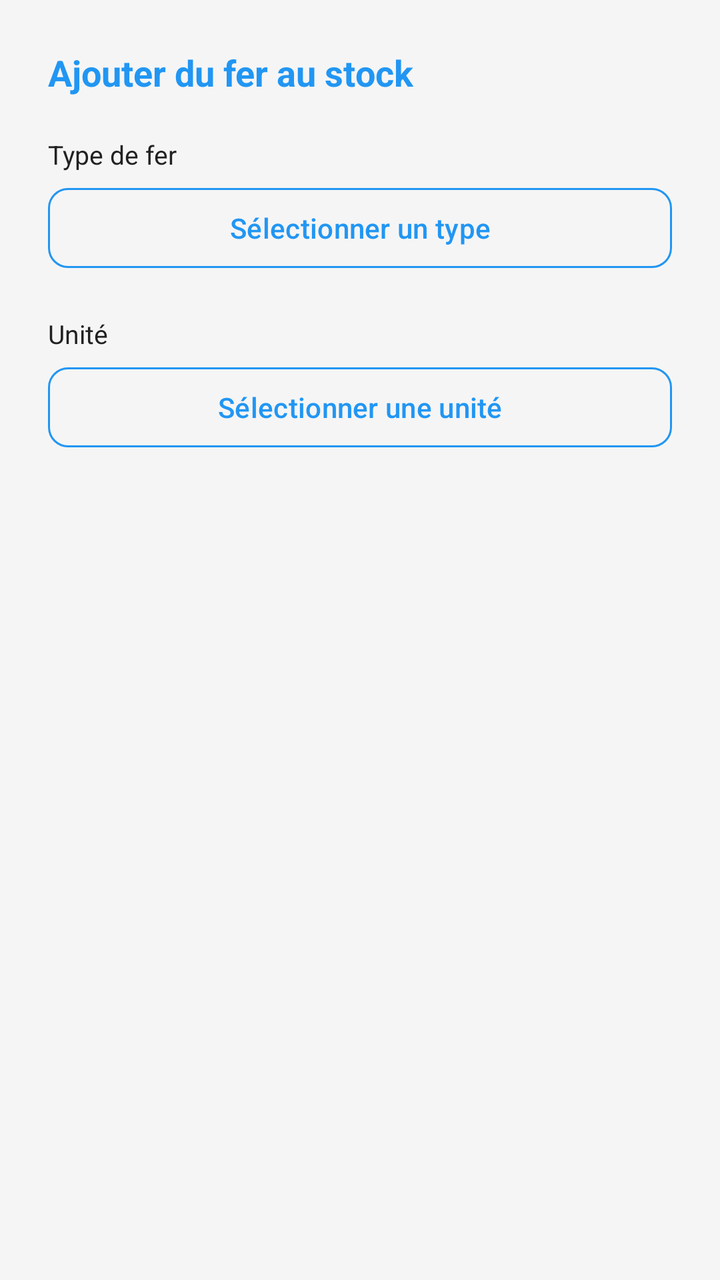
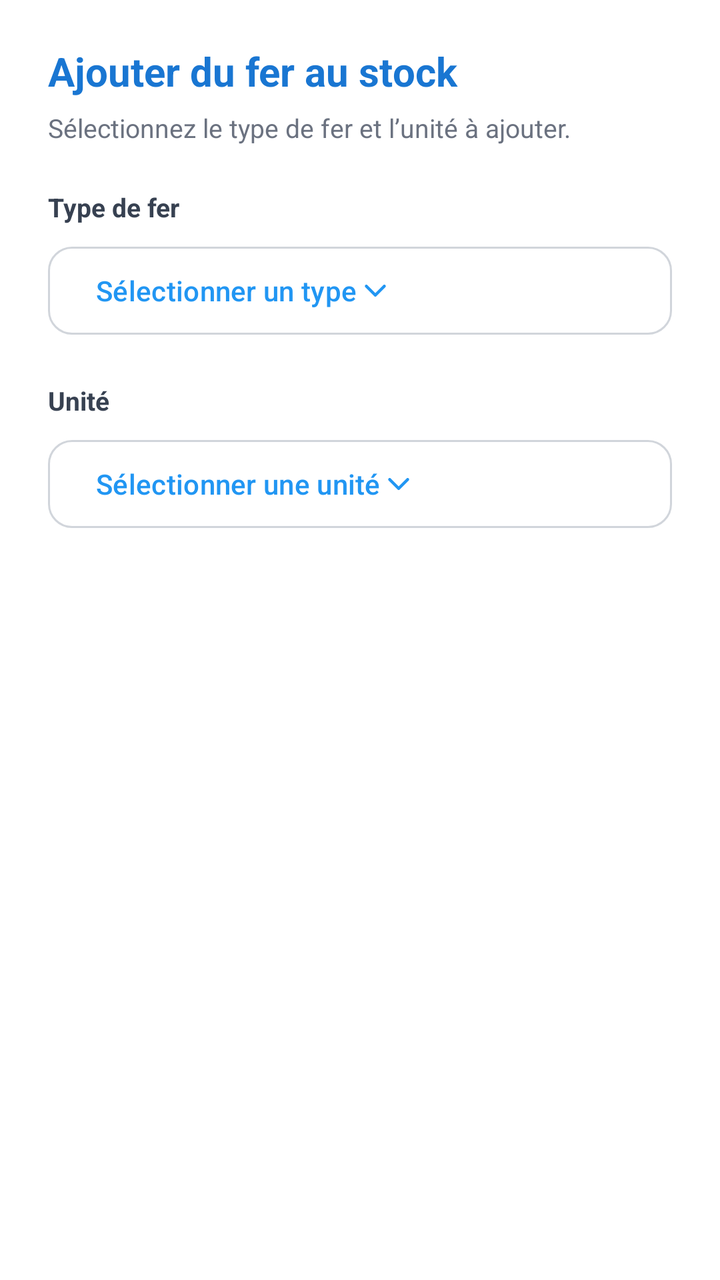

Screens rendered from an Android XML layout before and after an edit, with the pre-edit source and the edit as a unified diff.
<!-- AndroidManifest.xml: application theme Theme.GKMBarFer -->
<!-- res/layout/dialog_choix_type_unite.xml -->
<?xml version="1.0" encoding="utf-8"?>
<LinearLayout xmlns:android="http://schemas.android.com/apk/res/android"
    xmlns:app="http://schemas.android.com/apk/res-auto"
    android:layout_width="match_parent"
    android:layout_height="wrap_content"
    android:orientation="vertical"
    android:padding="24dp">

    <TextView
        android:layout_width="match_parent"
        android:layout_height="wrap_content"
        android:layout_marginBottom="20dp"
        android:text="Ajouter du fer au stock"
        android:textColor="@color/primary"
        android:textSize="18sp"
        android:textStyle="bold" />

    <TextView
        android:layout_width="match_parent"
        android:layout_height="wrap_content"
        android:layout_marginBottom="4dp"
        android:text="Type de fer"
        android:textColor="@color/on_surface"
        android:textSize="13sp" />

    <Button
        android:id="@+id/btnChoisirType"
        style="@style/Widget.Material3.Button.OutlinedButton"
        android:layout_width="match_parent"
        android:layout_height="wrap_content"
        android:layout_marginBottom="20dp"
        android:text="Sélectionner un type"
        android:textAllCaps="false"
        android:textColor="@color/primary"
        app:cornerRadius="10dp"
        app:strokeColor="@color/primary" />

    <TextView
        android:layout_width="match_parent"
        android:layout_height="wrap_content"
        android:layout_marginBottom="4dp"
        android:text="Unité"
        android:textColor="@color/on_surface"
        android:textSize="13sp" />

    <Button
        android:id="@+id/btnChoisirUnite"
        style="@style/Widget.Material3.Button.OutlinedButton"
        android:layout_width="match_parent"
        android:layout_height="wrap_content"
        android:text="Sélectionner une unité"
        android:textAllCaps="false"
        android:textColor="@color/primary"
        app:cornerRadius="10dp"
        app:strokeColor="@color/primary" />

</LinearLayout>
<!-- resources referenced by this layout -->
<resources>
  <color name="on_surface">#212121</color>
  <color name="primary">#2196F3</color>
  <style name="Theme.GKMBarFer" parent="Base.Theme.GKMBarFer" />
  <style name="Base.Theme.GKMBarFer" parent="Theme.Material3.Light.NoActionBar">
          <item name="colorPrimary">@color/primary</item>
          <item name="colorPrimaryVariant">@color/primary_dark</item>
          <item name="colorOnPrimary">@color/white</item>
          <item name="android:windowBackground">@color/background</item>
          <item name="android:forceDarkAllowed" tools:targetApi="29">false</item>
      </style>
  <color name="primary_dark">#1976D2</color>
  <color name="white">#FFFFFFFF</color>
  <color name="background">#F5F5F5</color>
</resources>

<!-- the commit's change to res/layout/dialog_choix_type_unite.xml (unified diff, before → after) -->
@@ -4,54 +4,84 @@
     android:layout_width="match_parent"
     android:layout_height="wrap_content"
     android:orientation="vertical"
-    android:padding="24dp">
+    android:paddingStart="24dp"
+    android:paddingTop="22dp"
+    android:paddingEnd="24dp"
+    android:paddingBottom="24dp"
+    android:background="@color/surface">
 
+    
     <TextView
         android:layout_width="match_parent"
         android:layout_height="wrap_content"
-        android:layout_marginBottom="20dp"
+        android:layout_marginBottom="6dp"
         android:text="Ajouter du fer au stock"
-        android:textColor="@color/primary"
-        android:textSize="18sp"
+        android:textColor="@color/primary_dark"
+        android:textSize="20sp"
         android:textStyle="bold" />
 
+    
     <TextView
         android:layout_width="match_parent"
         android:layout_height="wrap_content"
-        android:layout_marginBottom="4dp"
-        android:text="Type de fer"
-        android:textColor="@color/on_surface"
+        android:layout_marginBottom="22dp"
+        android:text="Sélectionnez le type de fer et l’unité à ajouter."
+        android:textColor="@color/secondary_text"
         android:textSize="13sp" />
 
-    <Button
+    
+    <TextView
+        android:layout_width="match_parent"
+        android:layout_height="wrap_content"
+        android:layout_marginBottom="7dp"
+        android:text="Type de fer"
+        android:textColor="@color/section_title"
+        android:textSize="13sp"
+        android:textStyle="bold" />
+
+    <com.google.android.material.button.MaterialButton
         android:id="@+id/btnChoisirType"
         style="@style/Widget.Material3.Button.OutlinedButton"
         android:layout_width="match_parent"
-        android:layout_height="wrap_content"
+        android:layout_height="52dp"
         android:layout_marginBottom="20dp"
+        android:gravity="center_vertical"
         android:text="Sélectionner un type"
         android:textAllCaps="false"
         android:textColor="@color/primary"
-        app:cornerRadius="10dp"
-        app:strokeColor="@color/primary" />
+        android:textSize="14sp"
+        app:cornerRadius="12dp"
+        app:strokeColor="@color/input_stroke"
+        app:strokeWidth="1dp"
+        app:icon="@drawable/ic_chevron_down"
+        app:iconGravity="textEnd"
+        app:iconPadding="0dp" />
 
+    
     <TextView
         android:layout_width="match_parent"
         android:layout_height="wrap_content"
-        android:layout_marginBottom="4dp"
+        android:layout_marginBottom="7dp"
         android:text="Unité"
-        android:textColor="@color/on_surface"
-        android:textSize="13sp" />
+        android:textColor="@color/section_title"
+        android:textSize="13sp"
+        android:textStyle="bold" />
 
-    <Button
+    <com.google.android.material.button.MaterialButton
         android:id="@+id/btnChoisirUnite"
         style="@style/Widget.Material3.Button.OutlinedButton"
         android:layout_width="match_parent"
-        android:layout_height="wrap_content"
+        android:layout_height="52dp"
+        android:gravity="center_vertical"
         android:text="Sélectionner une unité"
         android:textAllCaps="false"
         android:textColor="@color/primary"
-        app:cornerRadius="10dp"
-        app:strokeColor="@color/primary" />
+        android:textSize="14sp"
+        app:cornerRadius="12dp"
+        app:strokeColor="@color/input_stroke"
+        app:strokeWidth="1dp"
+        app:icon="@drawable/ic_chevron_down"
+        app:iconGravity="textEnd"
+        app:iconPadding="0dp" />
 
 </LinearLayout>
<!-- resource entries referenced after the edit -->
@@ -1,8 +1,9 @@
 <!-- resources referenced by this layout -->
 <resources>
-  <color name="on_surface">#212121</color>
+  <color name="input_stroke">#D1D5DB</color>
   <color name="primary">#2196F3</color>
   <style name="Theme.GKMBarFer" parent="Base.Theme.GKMBarFer" />
+  <color name="detail_button_text">#1976D2</color>
   <style name="Base.Theme.GKMBarFer" parent="Theme.Material3.Light.NoActionBar">
           <item name="colorPrimary">@color/primary</item>
           <item name="colorPrimaryVariant">@color/primary_dark</item>
@@ -11,6 +12,26 @@
           <item name="android:forceDarkAllowed" tools:targetApi="29">false</item>
       </style>
   <color name="primary_dark">#1976D2</color>
+  <color name="secondary_text">#6B7280</color>
+  <color name="section_title">#374151</color>
+  <color name="surface">#FFFFFF</color>
+  <!-- drawable ic_chevron_down (drawable) -->
+  <?xml version="1.0" encoding="utf-8"?>
+  <vector xmlns:android="http://schemas.android.com/apk/res/android"
+      android:width="24dp"
+      android:height="24dp"
+      android:viewportWidth="24"
+      android:viewportHeight="24">
+  
+      <path
+          android:fillColor="@android:color/transparent"
+          android:pathData="M6,9 L12,15 L18,9"
+          android:strokeColor="@color/detail_button_text"
+          android:strokeWidth="2"
+          android:strokeLineCap="round"
+          android:strokeLineJoin="round" />
+  
+  </vector>
   <color name="white">#FFFFFFFF</color>
   <color name="background">#F5F5F5</color>
 </resources>
